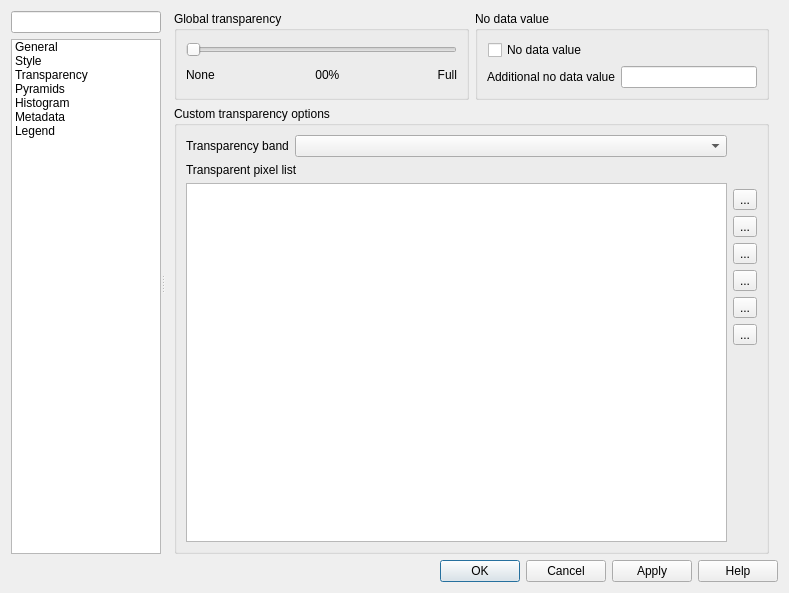
First picture: the form in src/ui/qgsrasterlayerpropertiesbase.ui, repository carsmie/QGIS, before the edit.
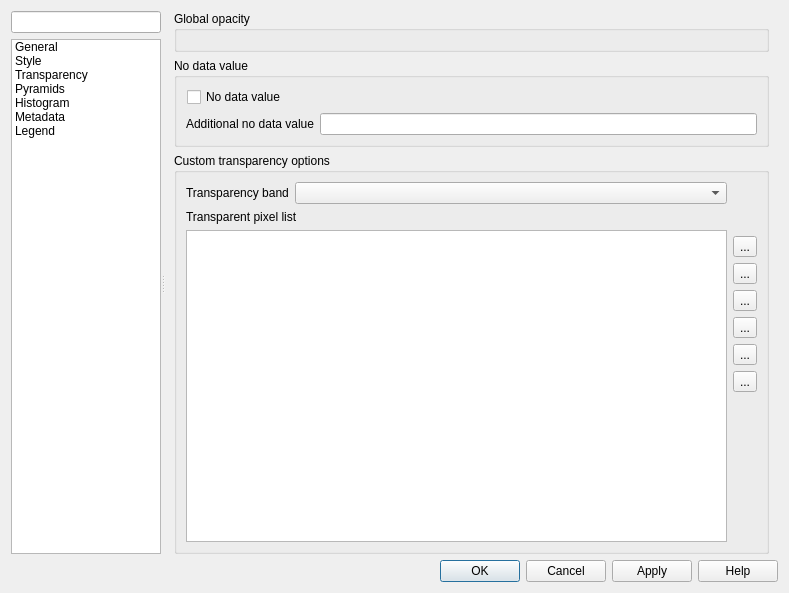
Second picture: the form after the edit. The open tabs and pages were chosen to show the change. Icons and pictures are not drawn. Custom widgets are drawn as their Qt base class.

Commit message: Use QgsOpacityWidget wherever appropriate

What changed in the file:
```diff
--- a/src/ui/qgsrasterlayerpropertiesbase.ui
+++ b/src/ui/qgsrasterlayerpropertiesbase.ui
@@ -1155,85 +1155,18 @@
                 <number>0</number>
                </property>
                <item>
-                <layout class="QHBoxLayout" name="horizontalLayout_4">
-                 <item>
-                  <widget class="QgsCollapsibleGroupBox" name="gboxGlobalTransp">
+                <widget class="QgsCollapsibleGroupBox" name="gboxNoDataValue_2">
                    <property name="title">
-                    <string>Global transparency</string>
+                  <string>Global opacity</string>
                    </property>
                    <property name="syncGroup" stdset="0">
                     <string notr="true">rastertransp</string>
                    </property>
-                   <layout class="QGridLayout" name="_3">
-                    <item row="0" column="0" colspan="5">
-                     <widget class="QSlider" name="sliderTransparency">
-                      <property name="sizePolicy">
-                       <sizepolicy hsizetype="Expanding" vsizetype="Fixed">
-                        <horstretch>0</horstretch>
-                        <verstretch>0</verstretch>
-                       </sizepolicy>
-                      </property>
-                      <property name="maximum">
-                       <number>255</number>
-                      </property>
-                      <property name="orientation">
-                       <enum>Qt::Horizontal</enum>
-                      </property>
-                      <property name="tickInterval">
-                       <number>25</number>
-                      </property>
-                     </widget>
-                    </item>
-                    <item row="1" column="0">
-                     <widget class="QLabel" name="textLabel3">
-                      <property name="text">
-                       <string>None</string>
-                      </property>
-                     </widget>
-                    </item>
-                    <item row="1" column="1">
-                     <spacer>
-                      <property name="orientation">
-                       <enum>Qt::Horizontal</enum>
-                      </property>
-                      <property name="sizeHint" stdset="0">
-                       <size>
-                        <width>40</width>
-                        <height>20</height>
-                       </size>
-                      </property>
-                     </spacer>
-                    </item>
-                    <item row="1" column="2">
-                     <widget class="QLabel" name="lblTransparencyPercent">
-                      <property name="sizePolicy">
-                       <sizepolicy hsizetype="Fixed" vsizetype="Fixed">
-                        <horstretch>0</horstretch>
-                        <verstretch>0</verstretch>
-                       </sizepolicy>
-                      </property>
-                      <property name="text">
-                       <string> 00%</string>
-                      </property>
-                     </widget>
-                    </item>
-                    <item row="1" column="3">
-                     <spacer>
-                      <property name="orientation">
-                       <enum>Qt::Horizontal</enum>
-                      </property>
-                      <property name="sizeHint" stdset="0">
-                       <size>
-                        <width>40</width>
-                        <height>20</height>
-                       </size>
-                      </property>
-                     </spacer>
-                    </item>
-                    <item row="1" column="4">
-                     <widget class="QLabel" name="textLabel4">
-                      <property name="text">
-                       <string>&lt;p align=&quot;right&quot;&gt;Full&lt;/p&gt;</string>
+                 <layout class="QGridLayout" name="gridLayout_13">
+                  <item row="0" column="0">
+                   <widget class="QgsOpacityWidget" name="mOpacityWidget" native="true">
+                    <property name="focusPolicy">
+                     <enum>Qt::StrongFocus</enum>
                       </property>
                      </widget>
                     </item>
@@ -1306,8 +1239,6 @@
                    </layout>
                   </widget>
                  </item>
-                </layout>
-               </item>
                <item>
                 <widget class="QgsCollapsibleGroupBox" name="gboxCustomTransparency">
                  <property name="sizePolicy">
@@ -2293,6 +2224,12 @@
    <header>qgslayertreeembeddedconfigwidget.h</header>
    <container>1</container>
   </customwidget>
+  <customwidget>
+   <class>QgsOpacityWidget</class>
+   <extends>QWidget</extends>
+   <header>qgsopacitywidget.h</header>
+   <container>1</container>
+  </customwidget>
  </customwidgets>
  <tabstops>
   <tabstop>mOptionsListWidget</tabstop>
```
Left out of the diff: 27 changed lines with no effect on the pictures. Lines whose indentation alone changed are shown as unchanged. The commit also changes 31 other files.
